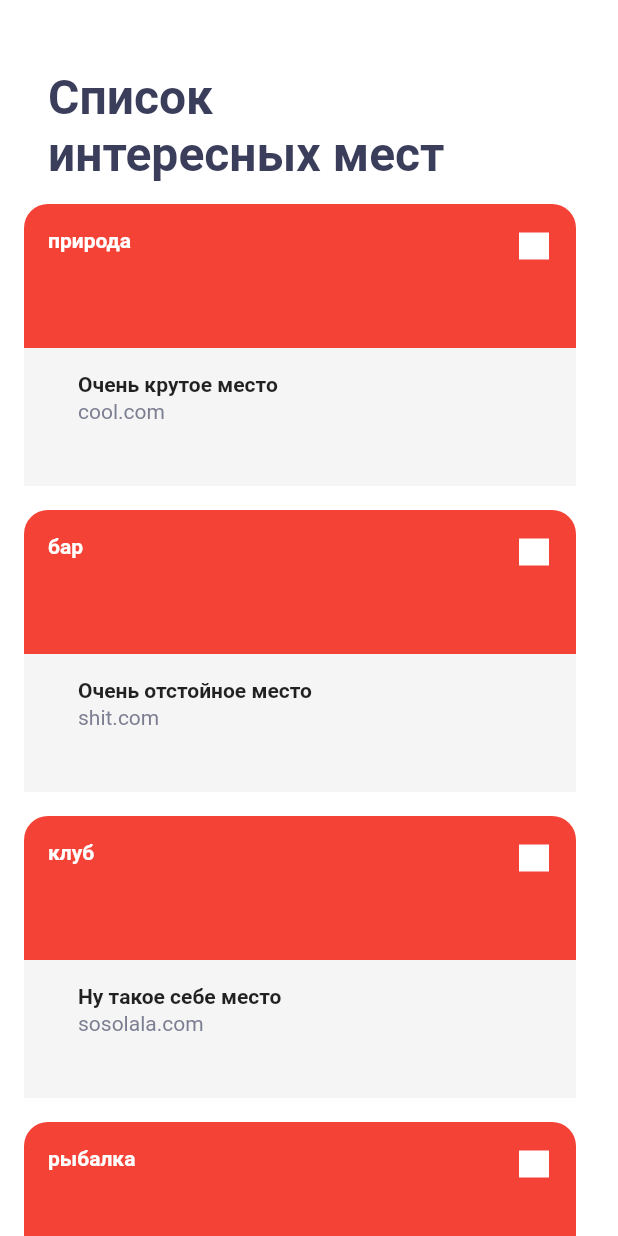
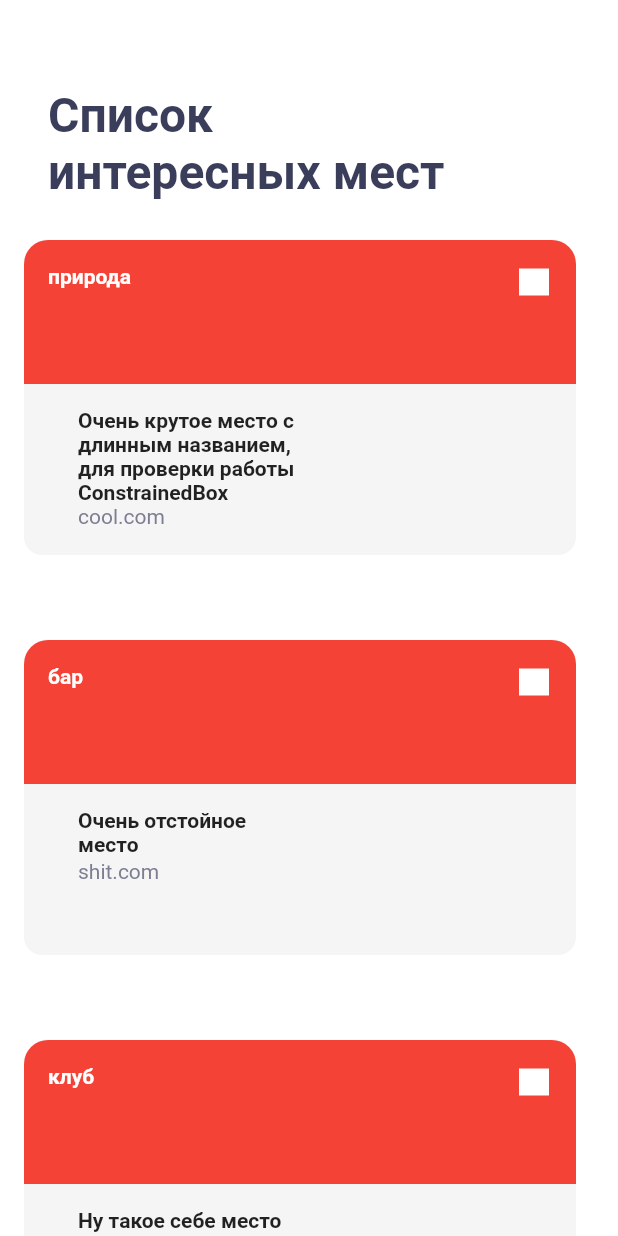
Before and after one commit to alexb82/surf-flutter-course-balashov, a Flutter app: the screen it shows after launch, on a phone screen of 412 x 824 dp. Run offline on Flutter 3.47's test engine with Material 2 defaults, Android fonts, the phone set to English and light mode, and no system bars.

Commit message:
Task 4.4

```diff
--- a/lib/UI/screen/sight_card.dart
+++ b/lib/UI/screen/sight_card.dart
@@ -41,16 +41,23 @@ class SightCard extends StatelessWidget {
 
   Widget _buildSightCardInfo(BuildContext context) {
     return Padding(
-      padding: EdgeInsets.fromLTRB(16, 16, 16, 0),
+      padding: EdgeInsets.fromLTRB(16, 0, 16, 0),
       child: Column(
         children: [
           Container(
             width: 296,
+            alignment: Alignment.topLeft,
+            child: ConstrainedBox(
+              constraints: BoxConstraints(
+                maxWidth: 151,
+                maxHeight: 62,
+              ),
               child: Text(
                 sight.name,
                 textAlign: TextAlign.left,
                 style: TextStyle(
                   fontWeight: FontWeight.bold,
+                ),
               ),
             ),
           ),
@@ -89,10 +96,21 @@ class SightCard extends StatelessWidget {
                 _buildAddToFavIcon(context),
               ],
             )),
+        SizedBox(
+          height: 16,
+          child: Container(
+            color: CLRDIRTYWHITE,
+          ),
+        ),
         Container(
           width: double.infinity,
-          height: 92,
+          height: 98,
+          decoration: BoxDecoration(
             color: CLRDIRTYWHITE,
+            borderRadius: BorderRadius.vertical(
+              bottom: Radius.circular(12),
+            ),
+          ),
           child: _buildSightCardInfo(context),
         ),
       ]),
--- a/lib/UI/screen/sight_list_screen.dart
+++ b/lib/UI/screen/sight_list_screen.dart
@@ -20,6 +20,35 @@ class NotColoredText extends StatelessWidget {
   }
 }
 
+Widget Ratio3_2(Widget w) {
+  return AspectRatio(
+    aspectRatio: 3 / 2,
+    child: w,
+  );
+}
+
+class MyAppBar extends StatelessWidget with PreferredSizeWidget {
+  final double height;
+
+  MyAppBar(this.height);
+
+  @override
+  Size get preferredSize => Size.fromHeight(height);
+
+  @override
+  Widget build(BuildContext context) {
+    return AppBar(
+      title: Padding(
+        padding: EdgeInsets.fromLTRB(16, 40, 16, 0),
+        child: NotColoredText(),
+      ),
+      backgroundColor: Colors.transparent,
+      elevation: 0,
+      toolbarHeight: height,
+    );
+  }
+}
+
 class SightListScreen extends StatefulWidget {
   @override
   _SightListScreenState createState() => _SightListScreenState();
@@ -27,22 +56,14 @@ class SightListScreen extends StatefulWidget {
 
 class _SightListScreenState extends State<SightListScreen> {
   List<Widget> _getSightsList() {
-    return mocks.map((item)=> SightCard(item)).toList();
+    return mocks.map((item) => Ratio3_2(SightCard(item))).toList();
   }
 
   @override
   Widget build(BuildContext context) {
     return Scaffold(
       backgroundColor: Colors.white,
-      appBar: AppBar(
-        title: Padding(
-          padding: EdgeInsets.fromLTRB(16, 40, 16, 0),
-          child: NotColoredText(),
-        ),
-        backgroundColor: Colors.transparent,
-        elevation: 0,
-        toolbarHeight: 128,
-      ),
+      appBar: MyAppBar(152),
       body: Container(
         width: 400,
         child: SingleChildScrollView(
--- a/lib/UI/screen/sightdetails.dart
+++ b/lib/UI/screen/sightdetails.dart
@@ -226,7 +226,8 @@ class SightDetails extends StatelessWidget {
               ),
               child: Text(
                 'ПОСТРОИТЬ МАРШРУТ',
-                style: TextStyle(color: Colors.white, fontWeight: FontWeight.bold),
+                style:
+                    TextStyle(color: Colors.white, fontWeight: FontWeight.bold),
               ),
             ),
           ],
--- a/lib/mocks.dart
+++ b/lib/mocks.dart
@@ -2,7 +2,7 @@ import 'package:places/domain/sight.dart';
 
 final List<Sight> mocks = [
   Sight(
-    'Очень крутое место',
+    'Очень крутое место с длинным названием, для проверки работы ConstrainedBox',
     1.23456,
     7.89012,
     'cool.com',
```
Lines whose indentation alone changed are shown as unchanged.
